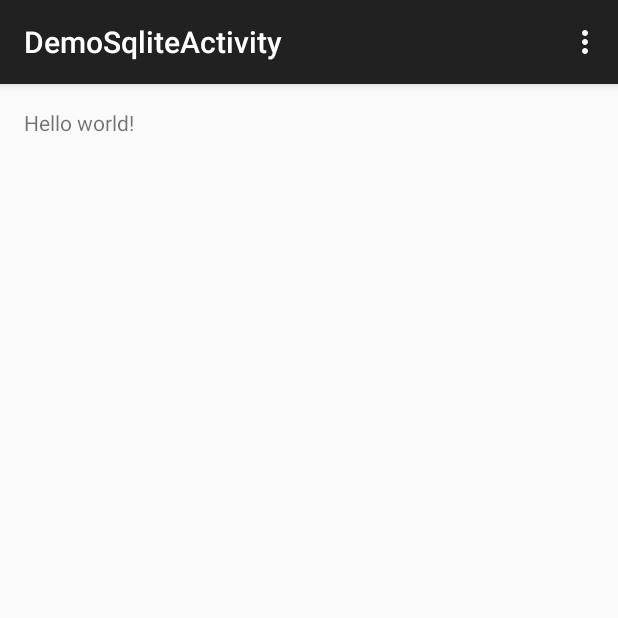
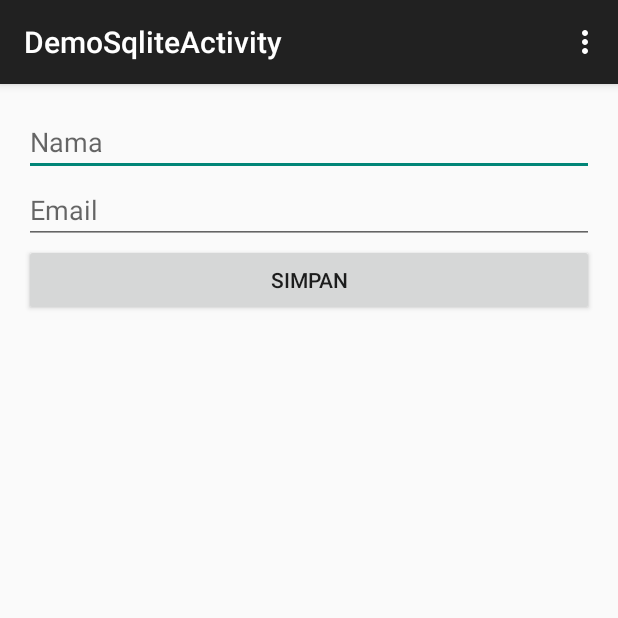
Before and after one commit to endymuhardin/materi-kuliah-java-2014-03, an Android app: the screen it shows after launch (DemoSqliteActivity), on a phone screen of 412 x 824 dp, the top half of it. Run offline under Robolectric (Android 15) with nearby library versions, the phone set to English and light mode, and no system bars.

```diff
--- a/belajar-android/DemoSqlite/app/src/main/res/layout/activity_demo_sqlite.xml
+++ b/belajar-android/DemoSqlite/app/src/main/res/layout/activity_demo_sqlite.xml
@@ -6,7 +6,35 @@
     android:paddingBottom="@dimen/activity_vertical_margin"
     tools:context="com.muhardin.endy.belajar.android.demosqlite.DemoSqliteActivity">
 
-    <TextView android:text="@string/hello_world" android:layout_width="wrap_content"
-        android:layout_height="wrap_content" />
+    <EditText
+        android:layout_width="wrap_content"
+        android:layout_height="wrap_content"
+        android:inputType="textPersonName"
+        android:hint="Nama"
+        android:ems="10"
+        android:id="@+id/txtNama"
+        android:layout_alignParentTop="true"
+        android:layout_alignParentStart="true"
+        android:layout_alignParentEnd="true" />
 
+    <EditText
+        android:layout_width="wrap_content"
+        android:layout_height="wrap_content"
+        android:inputType="textEmailAddress"
+        android:ems="10"
+        android:id="@+id/txtEmail"
+        android:layout_below="@+id/txtNama"
+        android:layout_alignParentStart="true"
+        android:layout_alignEnd="@+id/txtNama"
+        android:hint="Email" />
+
+    <Button
+        android:layout_width="wrap_content"
+        android:layout_height="wrap_content"
+        android:text="Simpan"
+        android:id="@+id/btnSimpan"
+        android:layout_below="@+id/txtEmail"
+        android:layout_alignParentStart="true"
+        android:layout_alignEnd="@+id/txtEmail"
+        android:onClick="simpan" />
 </RelativeLayout>
```
Also changed, not shown: belajar-android/DemoSqlite/app/src/main/java/com/muhardin/endy/belajar/android/demosqlite/DemoSqliteActivity.java (+23 -4 lines).
